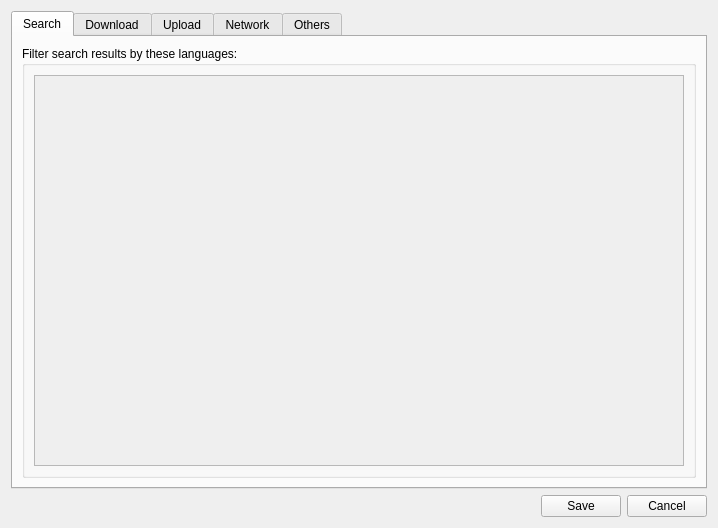
This is scripts/gui/ui/preferences.ui in subdownloader/subdownloader as Qt 5 draws it before an edit. The edited form follows.
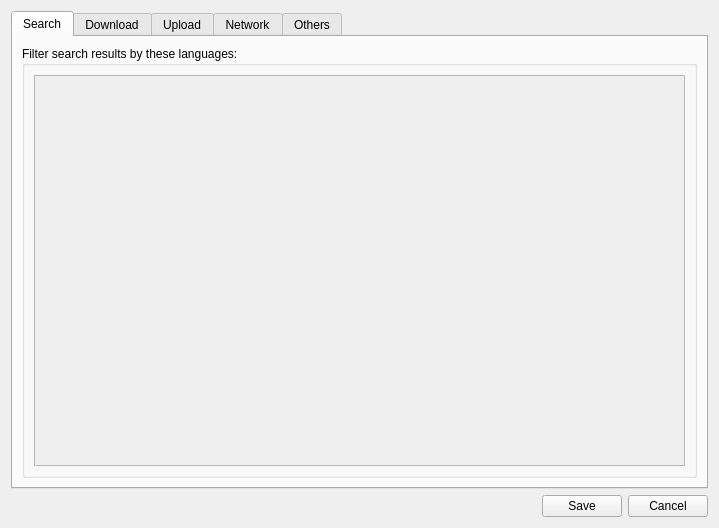
This is the edited form. The open tabs and pages were chosen to show the change. Custom widgets are drawn as their Qt base class.

```diff
--- a/scripts/gui/ui/preferences.ui
+++ b/scripts/gui/ui/preferences.ui
@@ -9,7 +9,7 @@
    <rect>
     <x>0</x>
     <y>0</y>
-    <width>718</width>
+    <width>719</width>
     <height>528</height>
    </rect>
   </property>
@@ -61,8 +61,8 @@
               <rect>
                <x>0</x>
                <y>0</y>
-               <width>658</width>
-               <height>359</height>
+               <width>655</width>
+               <height>372</height>
               </rect>
              </property>
              <layout class="QVBoxLayout" name="vbox_B">
```
Left out of the diff: 7 changed lines with no effect on the pictures.
